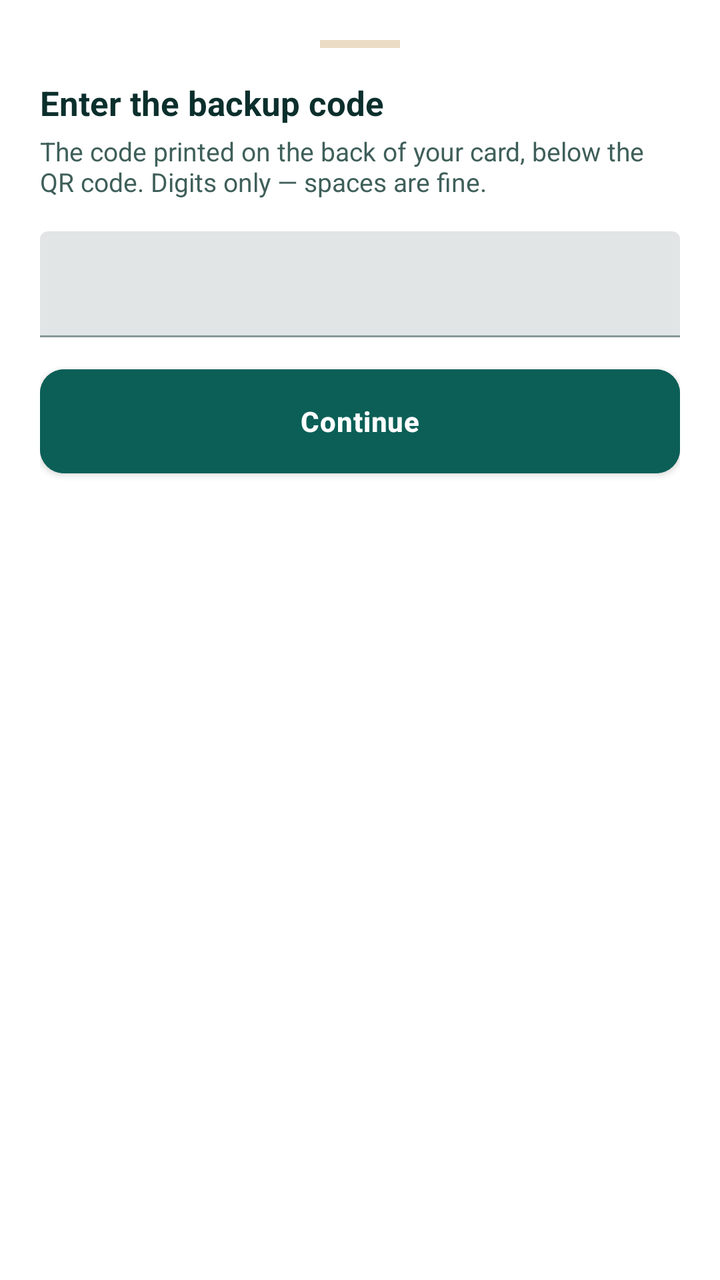
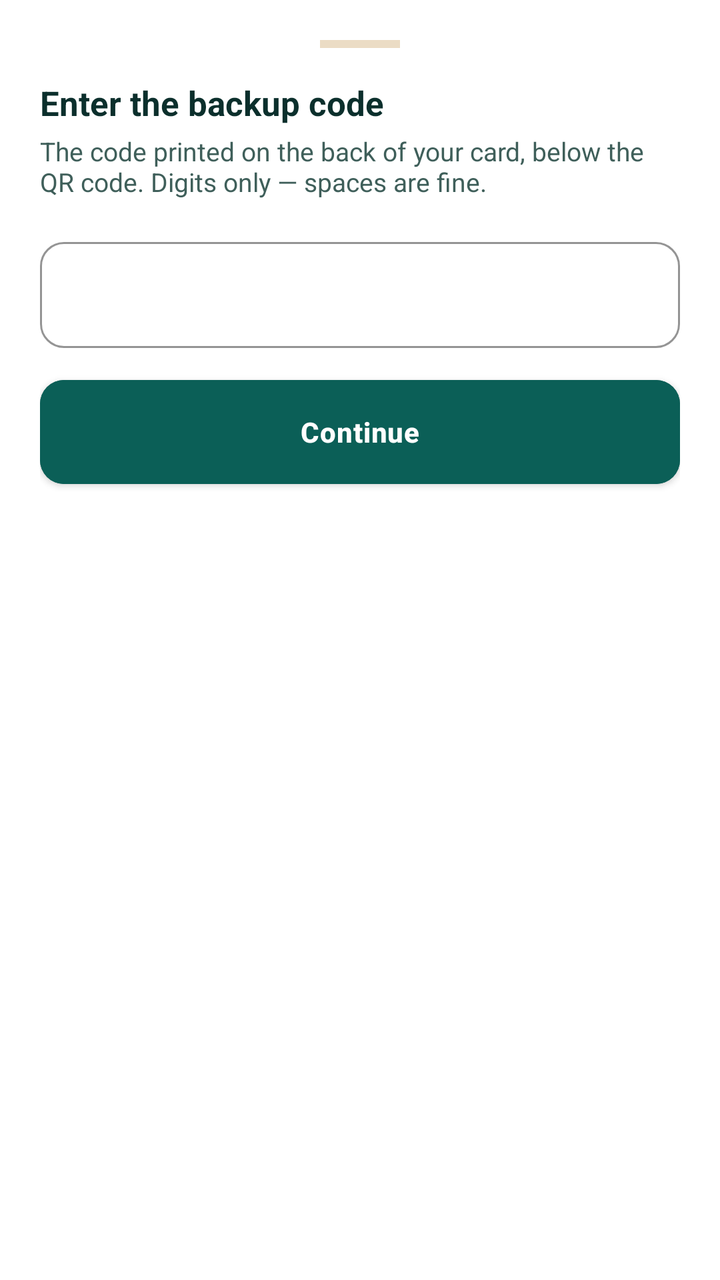

Screens rendered from an Android XML layout before and after an edit, with the pre-edit source and the edit as a unified diff.
<!-- AndroidManifest.xml: application theme AppTheme -->
<!-- res/layout/bottom_sheet_manual_code.xml -->
<LinearLayout
	xmlns:android="http://schemas.android.com/apk/res/android"
	xmlns:app="http://schemas.android.com/apk/res-auto"
	xmlns:tools="http://schemas.android.com/tools"
	android:layout_width="match_parent"
	android:layout_height="wrap_content"
	android:orientation="vertical"
	android:padding="20dp"
	android:background="@color/colorSurface">
	<View
		android:id="@+id/view11"
		android:layout_width="40dp"
		android:layout_height="4dp"
		android:layout_marginBottom="16dp"
		android:background="@color/colorCardStroke"
		android:layout_gravity="center_horizontal" />
	<TextView
		android:id="@+id/textview9"
		android:focusable="false"
		android:layout_width="match_parent"
		android:layout_height="wrap_content"
		android:text="Enter the backup code"
		android:textSize="17sp"
		android:textStyle="bold"
		android:textColor="@color/colorTextPrimary" />
	<TextView
		android:id="@+id/textview10"
		android:focusable="false"
		android:layout_width="match_parent"
		android:layout_height="wrap_content"
		android:layout_marginTop="4dp"
		android:text="The code printed on the back of your card, below the QR code. Digits only — spaces are fine."
		android:textSize="13sp"
		android:textColor="@color/colorTextSecondary" />
	<com.google.android.material.textfield.TextInputLayout
		android:id="@+id/textinputlayout5"
		android:layout_width="match_parent"
		android:layout_height="wrap_content"
		android:layout_marginTop="16dp">
		<com.google.android.material.textfield.TextInputEditText
			android:id="@+id/et_manual_code"
			android:layout_width="match_parent"
			android:layout_height="wrap_content"
			android:textSize="14sp"
			android:inputType="number"
			android:minLines="3"
			android:fontFamily="monospace"
			android:focusable="true"
			android:focusableInTouchMode="true" />
	</com.google.android.material.textfield.TextInputLayout>
	<TextView
		android:id="@+id/tv_manual_code_error"
		android:focusable="false"
		android:layout_width="match_parent"
		android:layout_height="wrap_content"
		android:layout_marginTop="6dp"
		android:textSize="13sp"
		android:visibility="gone" />
	<Button
		android:id="@+id/btn_continue_manual_code"
		android:layout_width="match_parent"
		android:layout_height="52dp"
		android:layout_marginTop="16dp"
		android:layout_marginBottom="8dp"
		android:text="Continue"
		android:textSize="14sp"
		android:textStyle="bold"
		android:textColor="@color/colorTextOnAccent"
		android:backgroundTint="@color/colorAccent" />
</LinearLayout>
<!-- resources referenced by this layout -->
<resources>
  <style name="AppTheme" parent="Theme.MaterialComponents.DayNight.NoActionBar">
          <item name="popupMenuStyle">@style/HarvanaPopupMenu</item>
          <item name="actionOverflowMenuStyle">@style/HarvanaPopupMenu</item>
          
          <item name="spinnerStyle">@style/HarvanaSpinner</item>
          <item name="materialButtonStyle">@style/HarvanaButton</item>
          <item name="materialButtonOutlinedStyle">@style/HarvanaButton.Outlined</item>
          
          <item name="homeAsUpIndicator">@drawable/ic_nav_back</item>
          
          <item name="android:textViewStyle">@style/HarvanaTextView</item>
          <item name="appBarColor">@color/colorBackground</item>
          <item name="onAppBarColor">@color/colorTextPrimary</item>
          <item name="colorSecondary">@color/colorAccent</item>
          <item name="colorOnSecondary">@color/colorTextOnAccent</item>
          <item name="colorPrimaryVariant">@color/colorAccentDark</item>
          <item name="colorSecondaryVariant">@color/colorAccentDark</item>
          <item name="colorError">@color/colorError</item>
          <item name="colorOnError">@color/colorTextPrimaryWhite</item>
          <item name="colorControlActivated">@color/colorAccent</item>
          <item name="colorControlNormal">@color/colorControlNormal</item>
          <item name="colorControlHighlight">@color/colorAccentRipple</item>
          <item name="android:textColorHighlight">@color/colorAccentStroke</item>
          <item name="android:textColorLink">@color/colorAccentStrong</item>
          <item name="android:editTextColor">@color/colorTextPrimary</item>
          <item name="android:navigationBarColor">@color/colorBackground</item>
          <item name="colorPrimary">@color/colorAccent</item>
          <item name="colorPrimaryDark">@color/colorAccentStrong</item>
          <item name="colorAccent">@color/colorAccent</item>
          <item name="colorSurface">@color/colorSurface</item>
          <item name="colorOnPrimary">@color/colorTextOnAccent</item>
          <item name="colorOnSurface">@color/colorTextPrimary</item>
          <item name="colorOnBackground">@color/colorTextPrimary</item>
          <item name="colorOnSurfaceVariant">@color/colorTextSecondary</item>
          <item name="android:textColorPrimary">@color/colorTextPrimary</item>
          <item name="android:textColorSecondary">@color/colorTextSecondary</item>
          <item name="android:textColorHint">@color/colorTextTertiary</item>
          <item name="android:statusBarColor">?attr/appBarColor</item>
          <item name="android:windowLightStatusBar">true</item>
          <item name="android:windowBackground">@color/colorBackground</item>
          <item name="alertDialogTheme">@style/HarvanaAlertDialog</item>
          <item name="materialAlertDialogTheme">@style/HarvanaAlertDialog</item>
          <item name="bottomSheetDialogTheme">@style/HarvanaBottomSheetDialog</item>
      </style>
  <!-- unchanged entries left out for length: 28 -->
</resources>

<!-- the commit's change to res/layout/bottom_sheet_manual_code.xml (unified diff, before → after) -->
@@ -56,7 +56,7 @@
 		android:layout_marginTop="6dp"
 		android:textSize="13sp"
 		android:visibility="gone" />
-	<Button
+	<com.google.android.material.button.MaterialButton
 		android:id="@+id/btn_continue_manual_code"
 		android:layout_width="match_parent"
 		android:layout_height="52dp"
<!-- resource entries referenced after the edit -->
@@ -7,6 +7,9 @@
           <item name="spinnerStyle">@style/HarvanaSpinner</item>
           <item name="materialButtonStyle">@style/HarvanaButton</item>
           <item name="materialButtonOutlinedStyle">@style/HarvanaButton.Outlined</item>
+          <item name="textInputStyle">@style/Harvana.TextInputLayout</item>
+          <item name="materialCardViewStyle">@style/Harvana.Card</item>
+          <item name="borderlessButtonStyle">@style/HarvanaButton.Text</item>
           
           <item name="homeAsUpIndicator">@drawable/ic_nav_back</item>
           
@@ -44,6 +47,30 @@
           <item name="materialAlertDialogTheme">@style/HarvanaAlertDialog</item>
           <item name="bottomSheetDialogTheme">@style/HarvanaBottomSheetDialog</item>
       </style>
+  <style name="Harvana.TextInputLayout" parent="Widget.MaterialComponents.TextInputLayout.OutlinedBox">
+          <item name="boxCornerRadiusTopStart">12dp</item>
+          <item name="boxCornerRadiusTopEnd">12dp</item>
+          <item name="boxCornerRadiusBottomStart">12dp</item>
+          <item name="boxCornerRadiusBottomEnd">12dp</item>
+          <item name="boxStrokeColor">@color/colorAccent</item>
+          <item name="hintTextColor">@color/colorAccent</item>
+          <item name="android:textColorHint">@color/colorTextTertiary</item>
+      </style>
+  <style name="Harvana.Card" parent="Widget.MaterialComponents.CardView">
+          <item name="cardBackgroundColor">@color/colorSurface</item>
+          <item name="cardCornerRadius">16dp</item>
+          <item name="cardElevation">0dp</item>
+          <item name="strokeColor">@color/colorCardStroke</item>
+          <item name="strokeWidth">1dp</item>
+          <item name="rippleColor">@color/colorAccentRipple</item>
+      </style>
+  <style name="HarvanaButton.Text" parent="Widget.MaterialComponents.Button.TextButton">
+          <item name="cornerRadius">12dp</item>
+          <item name="android:textAllCaps">false</item>
+          <item name="android:textStyle">bold</item>
+          <item name="android:textColor">@color/colorAccentStrong</item>
+          <item name="rippleColor">@color/colorAccentRipple</item>
+      </style>
   <!-- unchanged entries left out for length: 28 -->
 </resources>
 
